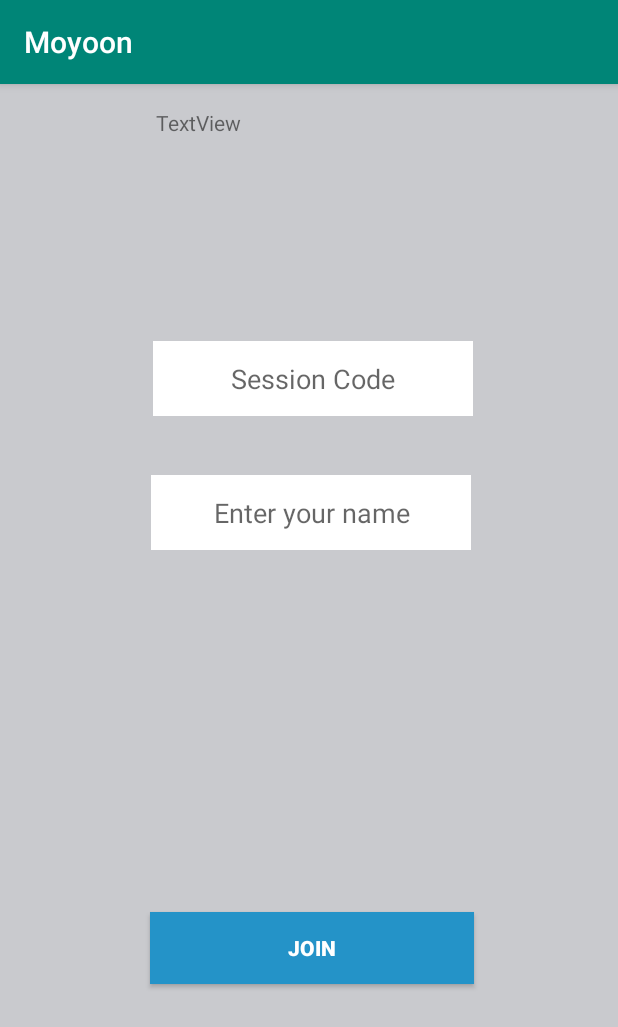
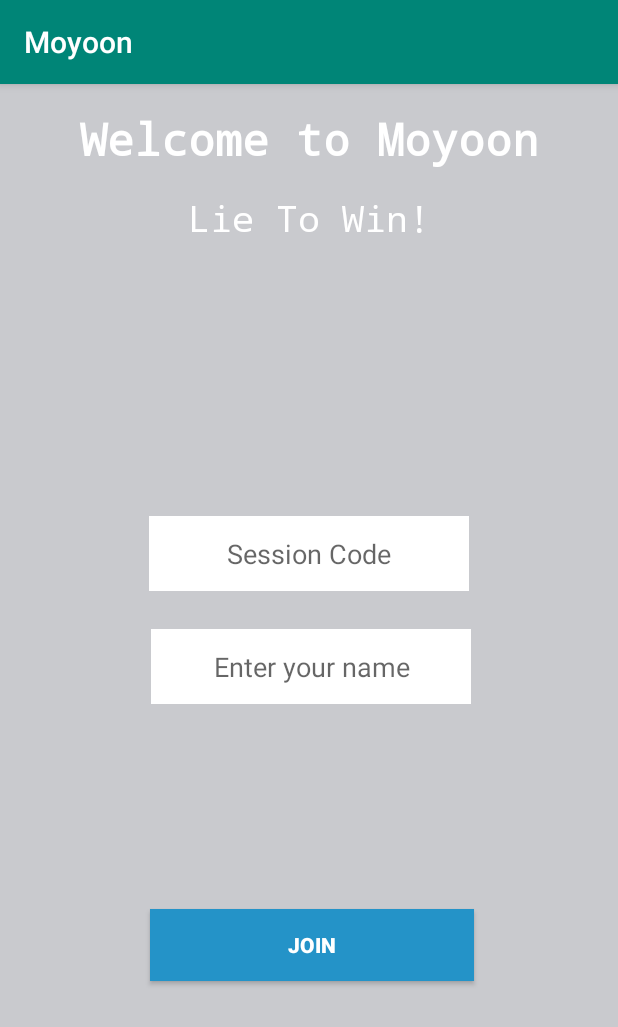
Before and after one commit to Abdullah-00/moyoon, an Android app: the screen it shows after launch (MainActivity), on a phone screen of 412 x 824 dp. Shown: the top 1027 px of the screen. Run offline under Robolectric (Android 15) with nearby library versions, the phone set to English and light mode, and no system bars; our stand-ins replace Volley.

Commit message:
UI CHANGED

```diff
--- a/android/Moyoon/app/src/main/res/layout/activity_main.xml
+++ b/android/Moyoon/app/src/main/res/layout/activity_main.xml
@@ -16,10 +16,11 @@
             android:ems="10"
             android:id="@+id/Sission_Code"
             android:background="#FFFFFF" android:hint="@string/Session_Code" android:textAlignment="center"
-            android:layout_marginEnd="8dp"
-            app:layout_constraintEnd_toEndOf="parent" android:layout_marginStart="8dp"
-            app:layout_constraintStart_toStartOf="parent" app:layout_constraintHorizontal_bias="0.516"
-            android:layout_marginTop="100dp" app:layout_constraintTop_toBottomOf="@+id/testAPI"/>
+            android:layout_marginEnd="16dp"
+            app:layout_constraintEnd_toEndOf="parent" android:layout_marginStart="16dp"
+            app:layout_constraintStart_toStartOf="parent"
+            app:layout_constraintTop_toBottomOf="@+id/LieToWin"
+            app:layout_constraintBottom_toTopOf="@+id/join" android:layout_marginBottom="30dp"/>
     <EditText
             android:layout_width="wrap_content"
             android:layout_height="50dp"
@@ -27,8 +28,8 @@
             android:ems="10"
             android:id="@+id/nickname"
             android:background="#FFFFFF" android:hint="@string/nickname" android:textAlignment="center"
-            android:layout_marginEnd="8dp"
-            app:layout_constraintEnd_toEndOf="parent" android:layout_marginStart="8dp"
+            android:layout_marginEnd="16dp"
+            app:layout_constraintEnd_toEndOf="parent" android:layout_marginStart="16dp"
             app:layout_constraintStart_toStartOf="parent" app:layout_constraintHorizontal_bias="0.509"
             android:layout_marginTop="8dp" app:layout_constraintTop_toBottomOf="@+id/Sission_Code"
             android:layout_marginBottom="8dp" app:layout_constraintBottom_toTopOf="@+id/join"
@@ -41,12 +42,23 @@
             app:layout_constraintEnd_toEndOf="parent" android:id="@+id/join"
             android:background="#2493C8"
             android:textColor="#FFFF" android:textStyle="normal|bold" app:layout_constraintHorizontal_bias="0.511"
-            android:layout_marginBottom="168dp"/>
+            android:layout_marginBottom="170dp"/>
     <TextView
-            android:text="TextView"
-            android:layout_width="204dp"
-            android:layout_height="55dp"
-            android:id="@+id/testAPI" android:layout_marginTop="16dp"
+            android:text="Welcome to Moyoon"
+            android:layout_width="0dp"
+            android:layout_height="wrap_content"
+            android:id="@+id/welcome" android:layout_marginTop="16dp"
             app:layout_constraintTop_toTopOf="parent" app:layout_constraintEnd_toEndOf="parent"
-            app:layout_constraintStart_toStartOf="parent"/>
+            app:layout_constraintStart_toStartOf="parent" android:textStyle="bold"
+            android:fontFamily="monospace" android:textAlignment="center" android:textSize="30sp"
+            android:layout_marginEnd="16dp" android:layout_marginStart="16dp" android:textColor="#FFFFFF"/>
+    <TextView
+            android:text="Lie To Win!"
+            android:layout_width="0dp"
+            android:id="@+id/LieToWin"
+            app:layout_constraintEnd_toEndOf="parent"
+            app:layout_constraintStart_toStartOf="parent" android:layout_marginTop="16dp"
+            app:layout_constraintTop_toBottomOf="@+id/welcome" android:layout_height="wrap_content"
+            android:fontFamily="monospace" android:textAlignment="center" android:textSize="24sp"
+            android:layout_marginEnd="16dp" android:layout_marginStart="16dp" android:textColor="#FFFFFF"/>
 </android.support.constraint.ConstraintLayout>
```
